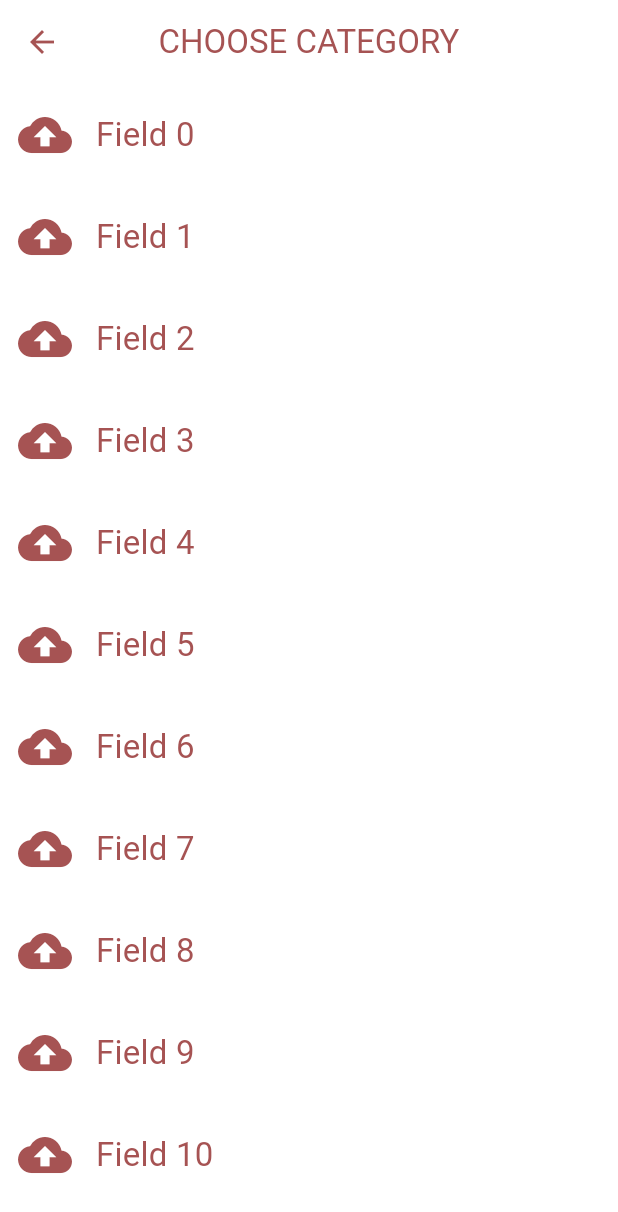
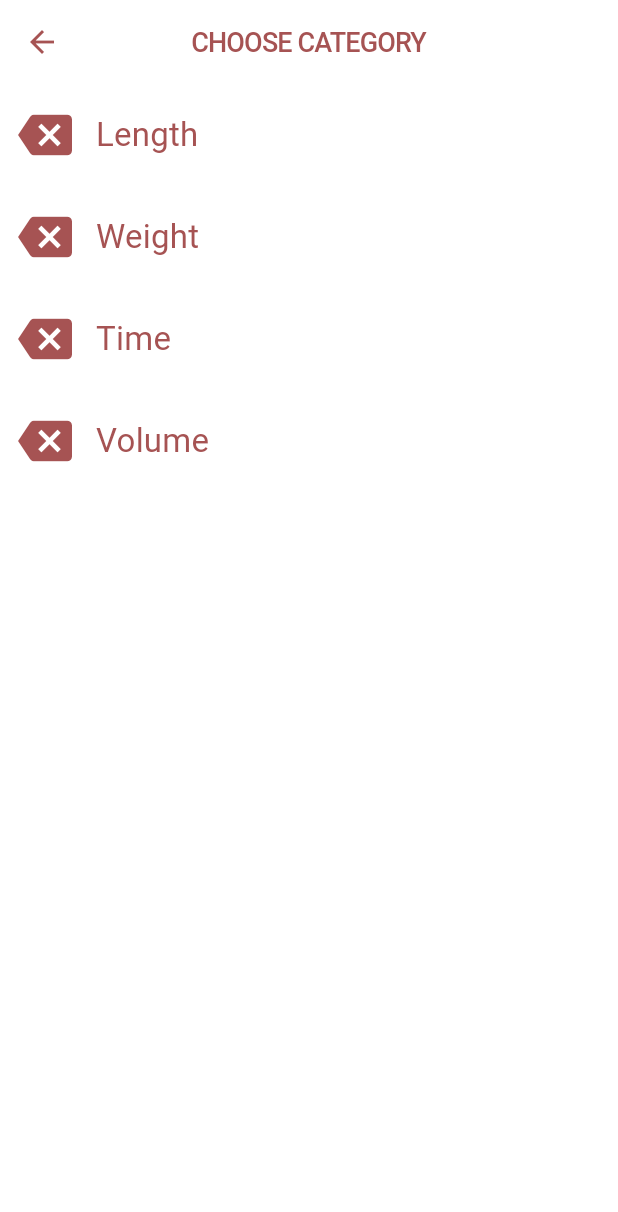
Before and after one commit to gotoinc/flutter_unit_converter, a Flutter app: the CategoriesScreen screen opened directly, on a phone screen of 412 x 824 dp. Shown: the top 1212 px of the screen. Run offline on Flutter 3.47's test engine with Material 2 defaults, Android fonts, the phone set to English and light mode, and no system bars.

Commit message:
Trying to implement real units of measurement

```diff
--- a/lib/data/model/data.dart
+++ b/lib/data/model/data.dart
@@ -1,42 +1,43 @@
-import 'dart:math';
+import 'package:flutter/material.dart';
 
 class Unit {
-  const Unit(this.id, this.name);
+  const Unit(this.id, this.name, this.color, this.icon, this.designations);
 
   final int id;
   final String name;
+  final Color color;
+  final IconData icon;
+  final List<Designation> designations;
 }
 
 List<Unit> getUnits() {
   List<Unit> units = List();
-  final int size = _generateRandomListSize();
-  for (var i = 0; i < size; i++) {
-    units.add(Unit(i + 1, "Unit $i"));
-  }
+  List<Designation> lengthDesignations = List();
+  lengthDesignations.add(Designation(1, "cm"));
+  lengthDesignations.add(Designation(2, "m"));
+  lengthDesignations.add(Designation(3, "km"));
+  List<Designation> weightDesignations = List();
+  weightDesignations.add(Designation(1, "gr"));
+  weightDesignations.add(Designation(2, "kg"));
+  weightDesignations.add(Designation(3, "cwt"));
+  List<Designation> timeDesignations = List();
+  timeDesignations.add(Designation(1, "sec"));
+  timeDesignations.add(Designation(2, "min"));
+  timeDesignations.add(Designation(3, "h"));
+  List<Designation> volumeDesignations = List();
+  volumeDesignations.add(Designation(1, "ml"));
+  volumeDesignations.add(Designation(2, "L"));
+  units.add(Unit(1, "Length", Colors.blue, Icons.looks_one, lengthDesignations));
+  units.add(Unit(2, "Weight", Colors.blue, Icons.looks_two, weightDesignations));
+  units.add(Unit(3, "Time", Colors.blue, Icons.looks_3, timeDesignations));
+  units.add(Unit(4, "Volume", Colors.blue, Icons.looks_4, volumeDesignations));
 
   return units;
 }
 
-class Field {
-  const Field(this.id, this.title);
+class Designation {
+  const Designation(this.id, this.title);
 
   final int id;
   final String title;
 }
-
-List<Field> getFields() {
-  List<Field> fields = List();
-  final int size = _generateRandomListSize();
-  for (var i = 0; i < size; i++) {
-    fields.add(Field(i + 1, "Field $i"));
-  }
-
-  return fields;
-}
-
-int _generateRandomListSize() {
-  final Random _random = Random();
-  final int randomValue = 2 + _random.nextInt(20 - 2);
-  print("Random value: $randomValue");
-  return randomValue;
-}
--- a/lib/main.dart
+++ b/lib/main.dart
@@ -8,7 +8,6 @@ class Application extends StatelessWidget {
   @override
   Widget build(BuildContext context) {
     return MaterialApp(
-        title: 'Unit Converter',
         theme: ThemeData(
 //            fontFamily: "Raleway",
 //            textTheme: Theme.of(context).textTheme.apply(bodyColor: textColor, displayColor: textColor),
--- a/lib/route/categories_route.dart
+++ b/lib/route/categories_route.dart
@@ -1,6 +1,6 @@
 import 'package:flutter/material.dart';
 import 'package:unit_converter/style/consts/colors.dart';
-import 'package:unit_converter/style/consts/dimensions.dart';
+import 'package:unit_converter/style/style.dart';
 import 'package:unit_converter/widget/categories.dart';
 
 class CategoriesScreen extends StatelessWidget {
@@ -11,8 +11,8 @@ class CategoriesScreen extends StatelessWidget {
           leading: InkWell(
               onTap: () => (_navigateBack(context)),
               child: Icon(Icons.arrow_back, color: textColor)),
-          title: Text("Choose category".toUpperCase(),
-              style: TextStyle(fontSize: textSize3, color: textColor, fontWeight: FontWeight.normal)),
+          title: Text('Choose category'.toUpperCase(),
+              style: appBarTitleTextStyle()),
           centerTitle: true,
           elevation: 0,
         ),
--- a/lib/style/consts/dimensions.dart
+++ b/lib/style/consts/dimensions.dart
@@ -28,3 +28,4 @@ const double textSize4 = 18.0;
 const double textSize5 = 14.0;
 const double textSize6 = 12.0;
 const double letterSpacing = 0.15;
+const double letterSpacingAppBarTitle = -0.59;
--- a/lib/style/style.dart
+++ b/lib/style/style.dart
@@ -1,9 +1,15 @@
 import 'package:flutter/material.dart';
+import 'package:unit_converter/style/consts/colors.dart';
 import 'package:unit_converter/style/consts/dimensions.dart';
-import 'package:unit_converter/style/consts/colors.dart';
+
+TextStyle appBarTitleTextStyle() {
+  return TextStyle(
+      fontSize: textSize4, color: textColor, letterSpacing: letterSpacingAppBarTitle);
+}
 
 TextStyle defaultTextStyle() {
-  return TextStyle(color: textColor, fontSize: textSize3, letterSpacing: letterSpacing);
+  return TextStyle(
+      color: textColor, fontSize: textSize3, letterSpacing: letterSpacing);
 }
 
 TextStyle dialogTextStyle() {
@@ -11,9 +17,13 @@ TextStyle dialogTextStyle() {
 }
 
 TextStyle defaultHintTextStyle() {
-  return TextStyle(color: textColor['hint'], fontSize: textSize3, letterSpacing: letterSpacing);
+  return TextStyle(
+      color: textColor['hint'],
+      fontSize: textSize3,
+      letterSpacing: letterSpacing);
 }
 
 TextStyle defaultLabelTextStyle() {
-  return TextStyle(color: textColor, fontSize: textSize3, letterSpacing: letterSpacing);
+  return TextStyle(
+      color: textColor, fontSize: textSize3, letterSpacing: letterSpacing);
 }
--- a/lib/widget/categories.dart
+++ b/lib/widget/categories.dart
@@ -3,7 +3,7 @@ import 'package:unit_converter/data/model/data.dart';
 import 'package:unit_converter/widget/item_category.dart';
 
 class CategoriesGroup extends StatelessWidget {
-  final List<Field> _fields = getFields();
+  final List<Unit> _units = getUnits();
 
   @override
   Widget build(BuildContext context) {
@@ -16,16 +16,16 @@ class CategoriesGroup extends StatelessWidget {
   Widget _getRootWidget(double childAspectRatio, Orientation orientation) {
     return orientation == Orientation.landscape
         ? GridView.builder(
-            itemCount: _fields.length,
+            itemCount: _units.length,
             gridDelegate: new SliverGridDelegateWithFixedCrossAxisCount(
                 childAspectRatio: childAspectRatio, crossAxisCount: 2),
             itemBuilder: (BuildContext context, int index) {
-              return ItemCategory(field: _fields.elementAt(index));
+              return ItemCategory(unit: _units.elementAt(index));
             })
         : ListView.builder(
-            itemCount: _fields.length,
+            itemCount: _units.length,
             itemBuilder: (BuildContext context, int position) {
-              return ItemCategory(field: _fields.elementAt(position));
+              return ItemCategory(unit: _units.elementAt(position));
             });
   }
 }
--- a/lib/widget/input_section.dart
+++ b/lib/widget/input_section.dart
@@ -2,6 +2,7 @@ import 'package:flutter/material.dart';
 import 'package:unit_converter/style/consts/colors.dart';
 import 'package:unit_converter/style/consts/dimensions.dart';
 import 'package:unit_converter/style/style.dart';
+import 'package:unit_converter/widget/converter.dart';
 import 'package:unit_converter/widget/dropdown_border.dart';
 
 class InputSection extends StatelessWidget {
@@ -51,7 +52,8 @@ class InputSection extends StatelessWidget {
               DropdownBorder(
                   borderColor: textColor,
                   width: borderWidthDefault,
-                  radius: inputFieldRadius)
+                  radius: inputFieldRadius,
+                  designations: designations)
             ])));
   }
 
--- a/lib/widget/item_category.dart
+++ b/lib/widget/item_category.dart
@@ -5,9 +5,9 @@ import 'package:unit_converter/style/consts/dimensions.dart';
 import 'package:unit_converter/style/style.dart';
 
 class ItemCategory extends StatelessWidget {
-  final Field field;
+  final Unit unit;
 
-  const ItemCategory({Key key, this.field}) : super(key: key);
+  const ItemCategory({Key key, this.unit}) : super(key: key);
 
   @override
   Widget build(BuildContext context) {
@@ -21,18 +21,18 @@ class ItemCategory extends StatelessWidget {
                 borderRadius:
                     BorderRadius.all(Radius.circular(listItemPressRadius)),
                 onTap: () {
-                  Navigator.of(context).pop(field);
+                  Navigator.of(context).pop(unit);
                 },
                 child: Padding(
                     padding: EdgeInsets.all(listItemPadding),
                     child: Row(children: <Widget>[
-                      Icon(Icons.backup,
+                      Icon(Icons.backspace,
                           color: textColor, size: icCategorySize),
                       Center(
                           child: Padding(
                               padding: EdgeInsets.symmetric(
                                   horizontal: defaultPadding),
-                              child: Text(field.title,
+                              child: Text(unit.name,
                                   style: defaultTextStyle(),
                                   textAlign: TextAlign.center)))
                     ]))))));
```
Also changed, not shown: lib/route/unit_converter_route.dart (+9 -10 lines), lib/widget/converter.dart (+13 -1 lines), lib/widget/dropdown_border.dart (+17 -16 lines).
